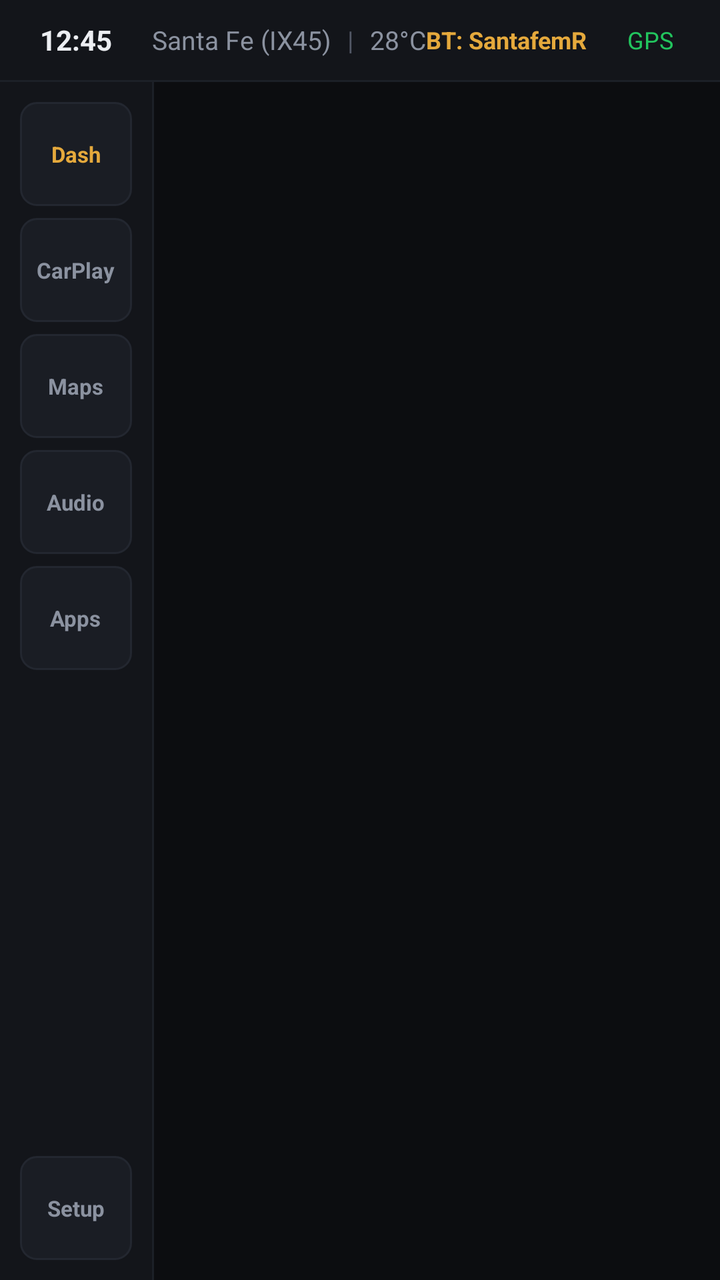
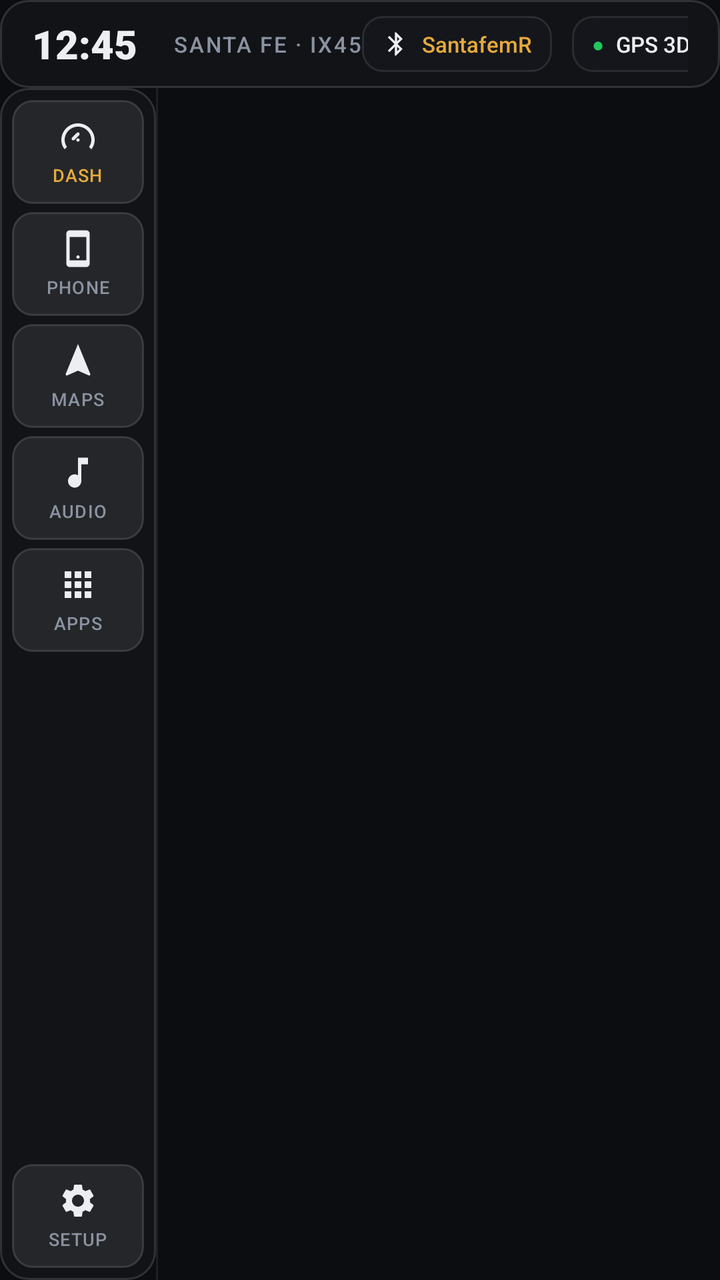

Two renders of the same Android screen: before a commit and after it. Below are the layout's source before the change and the commit's diff.
<!-- AndroidManifest.xml: application theme Theme.ApexDrive -->
<!-- res/layout/activity_main.xml -->
<?xml version="1.0" encoding="utf-8"?>
<LinearLayout xmlns:android="http://schemas.android.com/apk/res/android"
    android:layout_width="match_parent"
    android:layout_height="match_parent"
    android:orientation="vertical"
    android:background="@color/cockpit_surface_base">

    
    <LinearLayout
        android:id="@+id/headerBar"
        android:layout_width="match_parent"
        android:layout_height="40dp"
        android:orientation="horizontal"
        android:gravity="center_vertical"
        android:background="@color/cockpit_surface_panel"
        android:paddingStart="20dp"
        android:paddingEnd="20dp">

        <TextView
            android:id="@+id/tvClock"
            android:layout_width="wrap_content"
            android:layout_height="wrap_content"
            android:text="12:45"
            android:textColor="@color/cockpit_text_primary"
            android:textSize="14sp"
            android:textStyle="bold" />

        <TextView
            android:id="@+id/tvVehicleModel"
            android:layout_width="wrap_content"
            android:layout_height="wrap_content"
            android:layout_marginStart="20dp"
            android:text="Santa Fe (IX45)"
            android:textColor="@color/cockpit_text_secondary"
            android:textSize="13sp" />

        <TextView
            android:layout_width="wrap_content"
            android:layout_height="wrap_content"
            android:layout_marginStart="8dp"
            android:text="|"
            android:textColor="@color/cockpit_text_tertiary"
            android:textSize="13sp" />

        <TextView
            android:id="@+id/tvTemp"
            android:layout_width="wrap_content"
            android:layout_height="wrap_content"
            android:layout_marginStart="8dp"
            android:text="28°C"
            android:textColor="@color/cockpit_text_secondary"
            android:textSize="13sp" />

        <View
            android:layout_width="0dp"
            android:layout_height="1dp"
            android:layout_weight="1" />

        
        <TextView
            android:id="@+id/tvHeaderBluetooth"
            android:layout_width="wrap_content"
            android:layout_height="wrap_content"
            android:text="BT: SantafemR"
            android:textColor="@color/accent_amber"
            android:textSize="12sp"
            android:textStyle="bold" />

        
        <TextView
            android:id="@+id/tvGpsStatus"
            android:layout_width="wrap_content"
            android:layout_height="wrap_content"
            android:layout_marginStart="20dp"
            android:text="GPS 3D"
            android:textColor="@color/status_active"
            android:textSize="12sp" />

    </LinearLayout>

    <View
        android:layout_width="match_parent"
        android:layout_height="1dp"
        android:background="@color/cockpit_surface_border_subtle" />

    
    <LinearLayout
        android:layout_width="match_parent"
        android:layout_height="0dp"
        android:layout_weight="1"
        android:orientation="horizontal">

        
        <LinearLayout
            android:id="@+id/driverRail"
            android:layout_width="76dp"
            android:layout_height="match_parent"
            android:orientation="vertical"
            android:gravity="center_horizontal"
            android:background="@color/cockpit_surface_panel"
            android:paddingTop="10dp"
            android:paddingBottom="10dp">

            <LinearLayout
                android:id="@+id/railBtnDash"
                android:layout_width="56dp"
                android:layout_height="52dp"
                android:orientation="vertical"
                android:gravity="center"
                android:background="@drawable/bg_elevated_btn"
                android:clickable="true"
                android:focusable="true">
                <TextView
                    android:id="@+id/tvDashLabel"
                    android:layout_width="wrap_content"
                    android:layout_height="wrap_content"
                    android:text="Dash"
                    android:textColor="@color/accent_amber"
                    android:textSize="11sp"
                    android:textStyle="bold" />
            </LinearLayout>

            <LinearLayout
                android:id="@+id/railBtnCarPlay"
                android:layout_width="56dp"
                android:layout_height="52dp"
                android:layout_marginTop="6dp"
                android:orientation="vertical"
                android:gravity="center"
                android:background="@drawable/bg_elevated_btn"
                android:clickable="true"
                android:focusable="true">
                <TextView
                    android:id="@+id/tvCarPlayLabel"
                    android:layout_width="wrap_content"
                    android:layout_height="wrap_content"
                    android:text="CarPlay"
                    android:textColor="@color/cockpit_text_secondary"
                    android:textSize="11sp"
                    android:textStyle="bold" />
            </LinearLayout>

            <LinearLayout
                android:id="@+id/railBtnMaps"
                android:layout_width="56dp"
                android:layout_height="52dp"
                android:layout_marginTop="6dp"
                android:orientation="vertical"
                android:gravity="center"
                android:background="@drawable/bg_elevated_btn"
                android:clickable="true"
                android:focusable="true">
                <TextView
                    android:id="@+id/tvMapsLabel"
                    android:layout_width="wrap_content"
                    android:layout_height="wrap_content"
                    android:text="Maps"
                    android:textColor="@color/cockpit_text_secondary"
                    android:textSize="11sp"
                    android:textStyle="bold" />
            </LinearLayout>

            <LinearLayout
                android:id="@+id/railBtnAudio"
                android:layout_width="56dp"
                android:layout_height="52dp"
                android:layout_marginTop="6dp"
                android:orientation="vertical"
                android:gravity="center"
                android:background="@drawable/bg_elevated_btn"
                android:clickable="true"
                android:focusable="true">
                <TextView
                    android:id="@+id/tvAudioLabel"
                    android:layout_width="wrap_content"
                    android:layout_height="wrap_content"
                    android:text="Audio"
                    android:textColor="@color/cockpit_text_secondary"
                    android:textSize="11sp"
                    android:textStyle="bold" />
            </LinearLayout>

            <LinearLayout
                android:id="@+id/railBtnApps"
                android:layout_width="56dp"
                android:layout_height="52dp"
                android:layout_marginTop="6dp"
                android:orientation="vertical"
                android:gravity="center"
                android:background="@drawable/bg_elevated_btn"
                android:clickable="true"
                android:focusable="true">
                <TextView
                    android:id="@+id/tvAppsLabel"
                    android:layout_width="wrap_content"
                    android:layout_height="wrap_content"
                    android:text="Apps"
                    android:textColor="@color/cockpit_text_secondary"
                    android:textSize="11sp"
                    android:textStyle="bold" />
            </LinearLayout>

            <View
                android:layout_width="1dp"
                android:layout_height="0dp"
                android:layout_weight="1" />

            <LinearLayout
                android:id="@+id/railBtnSetup"
                android:layout_width="56dp"
                android:layout_height="52dp"
                android:orientation="vertical"
                android:gravity="center"
                android:background="@drawable/bg_elevated_btn"
                android:clickable="true"
                android:focusable="true">
                <TextView
                    android:id="@+id/tvSetupLabel"
                    android:layout_width="wrap_content"
                    android:layout_height="wrap_content"
                    android:text="Setup"
                    android:textColor="@color/cockpit_text_secondary"
                    android:textSize="11sp"
                    android:textStyle="bold" />
            </LinearLayout>

        </LinearLayout>

        <View
            android:layout_width="1dp"
            android:layout_height="match_parent"
            android:background="@color/cockpit_surface_border_subtle" />

        
        <FrameLayout
            android:id="@+id/viewContainer"
            android:layout_width="0dp"
            android:layout_height="match_parent"
            android:layout_weight="1" />

    </LinearLayout>

</LinearLayout>
<!-- resources referenced by this layout -->
<resources>
  <color name="cockpit_text_tertiary">#525866</color>
  <!-- drawable bg_elevated_btn (drawable) -->
  <?xml version="1.0" encoding="utf-8"?>
  <selector xmlns:android="http://schemas.android.com/apk/res/android">
      <item android:state_pressed="true">
          <shape android:shape="rectangle">
              <solid android:color="@color/cockpit_surface_border" />
              <corners android:radius="8dp" />
          </shape>
      </item>
      <item>
          <shape android:shape="rectangle">
              <solid android:color="@color/cockpit_surface_elevated" />
              <stroke android:width="1dp" android:color="@color/cockpit_surface_border" />
              <corners android:radius="8dp" />
          </shape>
      </item>
  </selector>
  <color name="cockpit_surface_border">#232730</color>
  <color name="cockpit_surface_elevated">#1A1D24</color>
  <!-- unchanged entries left out for length: 8 -->
</resources>

<!-- the commit's change to res/layout/activity_main.xml (unified diff, before → after) -->
@@ -9,47 +9,34 @@
     <LinearLayout
         android:id="@+id/headerBar"
         android:layout_width="match_parent"
-        android:layout_height="40dp"
+        android:layout_height="44dp"
         android:orientation="horizontal"
         android:gravity="center_vertical"
-        android:background="@color/cockpit_surface_panel"
-        android:paddingStart="20dp"
-        android:paddingEnd="20dp">
-
+        android:background="@drawable/bg_panel"
+        android:paddingStart="16dp"
+        android:paddingEnd="16dp">
+
+        
         <TextView
             android:id="@+id/tvClock"
             android:layout_width="wrap_content"
             android:layout_height="wrap_content"
             android:text="12:45"
             android:textColor="@color/cockpit_text_primary"
-            android:textSize="14sp"
-            android:textStyle="bold" />
-
+            android:textSize="20sp"
+            android:fontFamily="sans-serif-black" />
+
+        
         <TextView
             android:id="@+id/tvVehicleModel"
             android:layout_width="wrap_content"
             android:layout_height="wrap_content"
-            android:layout_marginStart="20dp"
-            android:text="Santa Fe (IX45)"
+            android:layout_marginStart="18dp"
+            android:text="SANTA FE · IX45"
             android:textColor="@color/cockpit_text_secondary"
-            android:textSize="13sp" />
-
-        <TextView
-            android:layout_width="wrap_content"
-            android:layout_height="wrap_content"
-            android:layout_marginStart="8dp"
-            android:text="|"
-            android:textColor="@color/cockpit_text_tertiary"
-            android:textSize="13sp" />
-
-        <TextView
-            android:id="@+id/tvTemp"
-            android:layout_width="wrap_content"
-            android:layout_height="wrap_content"
-            android:layout_marginStart="8dp"
-            android:text="28°C"
-            android:textColor="@color/cockpit_text_secondary"
-            android:textSize="13sp" />
+            android:textSize="11sp"
+            android:fontFamily="sans-serif-medium"
+            android:letterSpacing="0.08" />
 
         <View
             android:layout_width="0dp"
@@ -57,31 +44,66 @@
             android:layout_weight="1" />
 
         
-        <TextView
-            android:id="@+id/tvHeaderBluetooth"
+        <LinearLayout
+            android:id="@+id/pillHeaderBluetooth"
             android:layout_width="wrap_content"
-            android:layout_height="wrap_content"
-            android:text="BT: SantafemR"
-            android:textColor="@color/accent_amber"
-            android:textSize="12sp"
-            android:textStyle="bold" />
-
-        
-        <TextView
-            android:id="@+id/tvGpsStatus"
+            android:layout_height="28dp"
+            android:orientation="horizontal"
+            android:gravity="center_vertical"
+            android:background="@drawable/bg_card_inner"
+            android:paddingStart="10dp"
+            android:paddingEnd="10dp"
+            android:clickable="true"
+            android:focusable="true">
+
+            <ImageView
+                android:id="@+id/ivHeaderBtIcon"
+                android:layout_width="14dp"
+                android:layout_height="14dp"
+                android:src="@drawable/ic_nav_bluetooth"
+                android:contentDescription="Bluetooth" />
+
+            <TextView
+                android:id="@+id/tvHeaderBluetooth"
+                android:layout_width="wrap_content"
+                android:layout_height="wrap_content"
+                android:layout_marginStart="6dp"
+                android:text="SantafemR"
+                android:textColor="@color/accent_amber"
+                android:textSize="11sp"
+                android:fontFamily="sans-serif-medium" />
+        </LinearLayout>
+
+        
+        <LinearLayout
             android:layout_width="wrap_content"
-            android:layout_height="wrap_content"
-            android:layout_marginStart="20dp"
-            android:text="GPS 3D"
-            android:textColor="@color/status_active"
-            android:textSize="12sp" />
+            android:layout_height="28dp"
+            android:layout_marginStart="10dp"
+            android:orientation="horizontal"
+            android:gravity="center_vertical"
+            android:background="@drawable/bg_card_inner"
+            android:paddingStart="10dp"
+            android:paddingEnd="10dp">
+
+            <TextView
+                android:layout_width="wrap_content"
+                android:layout_height="wrap_content"
+                android:text="●"
+                android:textColor="@color/status_active"
+                android:textSize="10sp" />
+
+            <TextView
+                android:id="@+id/tvGpsStatus"
+                android:layout_width="wrap_content"
+                android:layout_height="wrap_content"
+                android:layout_marginStart="6dp"
+                android:text="GPS 3D"
+                android:textColor="@color/cockpit_text_primary"
+                android:textSize="11sp"
+                android:fontFamily="sans-serif-medium" />
+        </LinearLayout>
 
     </LinearLayout>
-
-    <View
-        android:layout_width="match_parent"
-        android:layout_height="1dp"
-        android:background="@color/cockpit_surface_border_subtle" />
 
     
     <LinearLayout
@@ -93,139 +115,207 @@
         
         <LinearLayout
             android:id="@+id/driverRail"
-            android:layout_width="76dp"
+            android:layout_width="78dp"
             android:layout_height="match_parent"
             android:orientation="vertical"
             android:gravity="center_horizontal"
-            android:background="@color/cockpit_surface_panel"
-            android:paddingTop="10dp"
-            android:paddingBottom="10dp">
-
+            android:background="@drawable/bg_panel"
+            android:paddingTop="6dp"
+            android:paddingBottom="6dp">
+
+            
             <LinearLayout
                 android:id="@+id/railBtnDash"
-                android:layout_width="56dp"
-                android:layout_height="52dp"
-                android:orientation="vertical"
-                android:gravity="center"
-                android:background="@drawable/bg_elevated_btn"
-                android:clickable="true"
-                android:focusable="true">
+                android:layout_width="66dp"
+                android:layout_height="52dp"
+                android:orientation="vertical"
+                android:gravity="center"
+                android:background="@drawable/bg_elevated_btn"
+                android:clickable="true"
+                android:focusable="true">
+
+                <ImageView
+                    android:id="@+id/ivDashIcon"
+                    android:layout_width="20dp"
+                    android:layout_height="20dp"
+                    android:src="@drawable/ic_nav_dash"
+                    android:contentDescription="Dash" />
+
                 <TextView
                     android:id="@+id/tvDashLabel"
                     android:layout_width="wrap_content"
                     android:layout_height="wrap_content"
-                    android:text="Dash"
+                    android:layout_marginTop="3dp"
+                    android:text="DASH"
                     android:textColor="@color/accent_amber"
-                    android:textSize="11sp"
-                    android:textStyle="bold" />
-            </LinearLayout>
-
+                    android:textSize="9sp"
+                    android:fontFamily="sans-serif-medium"
+                    android:letterSpacing="0.05" />
+            </LinearLayout>
+
+            
             <LinearLayout
                 android:id="@+id/railBtnCarPlay"
-                android:layout_width="56dp"
-                android:layout_height="52dp"
-                android:layout_marginTop="6dp"
-                android:orientation="vertical"
-                android:gravity="center"
-                android:background="@drawable/bg_elevated_btn"
-                android:clickable="true"
-                android:focusable="true">
+                android:layout_width="66dp"
+                android:layout_height="52dp"
+                android:layout_marginTop="4dp"
+                android:orientation="vertical"
+                android:gravity="center"
+                android:background="@drawable/bg_elevated_btn"
+                android:clickable="true"
+                android:focusable="true">
+
+                <ImageView
+                    android:id="@+id/ivCarPlayIcon"
+                    android:layout_width="20dp"
+                    android:layout_height="20dp"
+                    android:src="@drawable/ic_nav_carplay"
+                    android:contentDescription="CarPlay" />
+
                 <TextView
                     android:id="@+id/tvCarPlayLabel"
                     android:layout_width="wrap_content"
                     android:layout_height="wrap_content"
-                    android:text="CarPlay"
-                    android:textColor="@color/cockpit_text_secondary"
-                    android:textSize="11sp"
-                    android:textStyle="bold" />
-            </LinearLayout>
-
+                    android:layout_marginTop="3dp"
+                    android:text="PHONE"
+                    android:textColor="@color/cockpit_text_secondary"
+                    android:textSize="9sp"
+                    android:fontFamily="sans-serif-medium"
+                    android:letterSpacing="0.05" />
+            </LinearLayout>
+
+            
             <LinearLayout
                 android:id="@+id/railBtnMaps"
-                android:layout_width="56dp"
-                android:layout_height="52dp"
-                android:layout_marginTop="6dp"
-                android:orientation="vertical"
-                android:gravity="center"
-                android:background="@drawable/bg_elevated_btn"
-                android:clickable="true"
-                android:focusable="true">
+                android:layout_width="66dp"
+                android:layout_height="52dp"
+                android:layout_marginTop="4dp"
+                android:orientation="vertical"
+                android:gravity="center"
+                android:background="@drawable/bg_elevated_btn"
+                android:clickable="true"
+                android:focusable="true">
+
+                <ImageView
+                    android:id="@+id/ivMapsIcon"
+                    android:layout_width="20dp"
+                    android:layout_height="20dp"
+                    android:src="@drawable/ic_nav_maps"
+                    android:contentDescription="Maps" />
+
                 <TextView
                     android:id="@+id/tvMapsLabel"
                     android:layout_width="wrap_content"
                     android:layout_height="wrap_content"
-                    android:text="Maps"
-                    android:textColor="@color/cockpit_text_secondary"
-                    android:textSize="11sp"
-                    android:textStyle="bold" />
-            </LinearLayout>
-
+                    android:layout_marginTop="3dp"
+                    android:text="MAPS"
+                    android:textColor="@color/cockpit_text_secondary"
+                    android:textSize="9sp"
+                    android:fontFamily="sans-serif-medium"
+                    android:letterSpacing="0.05" />
+            </LinearLayout>
+
+            
             <LinearLayout
                 android:id="@+id/railBtnAudio"
-                android:layout_width="56dp"
-                android:layout_height="52dp"
-                android:layout_marginTop="6dp"
-                android:orientation="vertical"
-                android:gravity="center"
-                android:background="@drawable/bg_elevated_btn"
-                android:clickable="true"
-                android:focusable="true">
+                android:layout_width="66dp"
+                android:layout_height="52dp"
+                android:layout_marginTop="4dp"
+                android:orientation="vertical"
+                android:gravity="center"
+                android:background="@drawable/bg_elevated_btn"
+                android:clickable="true"
+                android:focusable="true">
+
+                <ImageView
+                    android:id="@+id/ivAudioIcon"
+                    android:layout_width="20dp"
+                    android:layout_height="20dp"
+                    android:src="@drawable/ic_nav_audio"
+                    android:contentDescription="Audio" />
+
                 <TextView
                     android:id="@+id/tvAudioLabel"
                     android:layout_width="wrap_content"
                     android:layout_height="wrap_content"
-                    android:text="Audio"
-                    android:textColor="@color/cockpit_text_secondary"
-                    android:textSize="11sp"
-                    android:textStyle="bold" />
-            </LinearLayout>
-
+                    android:layout_marginTop="3dp"
+                    android:text="AUDIO"
+                    android:textColor="@color/cockpit_text_secondary"
+                    android:textSize="9sp"
+                    android:fontFamily="sans-serif-medium"
+                    android:letterSpacing="0.05" />
+            </LinearLayout>
+
+            
             <LinearLayout
                 android:id="@+id/railBtnApps"
-                android:layout_width="56dp"
-                android:layout_height="52dp"
-                android:layout_marginTop="6dp"
-                android:orientation="vertical"
-                android:gravity="center"
-                android:background="@drawable/bg_elevated_btn"
-                android:clickable="true"
-                android:focusable="true">
+                android:layout_width="66dp"
+                android:layout_height="52dp"
+                android:layout_marginTop="4dp"
+                android:orientation="vertical"
+                android:gravity="center"
+                android:background="@drawable/bg_elevated_btn"
+                android:clickable="true"
+                android:focusable="true">
+
+                <ImageView
+                    android:id="@+id/ivAppsIcon"
+                    android:layout_width="20dp"
+                    android:layout_height="20dp"
+                    android:src="@drawable/ic_nav_apps"
+                    android:contentDescription="Apps" />
+
                 <TextView
                     android:id="@+id/tvAppsLabel"
                     android:layout_width="wrap_content"
                     android:layout_height="wrap_content"
-                    android:text="Apps"
-                    android:textColor="@color/cockpit_text_secondary"
-                    android:textSize="11sp"
-                    android:textStyle="bold" />
-            </LinearLayout>
-
+                    android:layout_marginTop="3dp"
+                    android:text="APPS"
+                    android:textColor="@color/cockpit_text_secondary"
+                    android:textSize="9sp"
+                    android:fontFamily="sans-serif-medium"
+                    android:letterSpacing="0.05" />
+            </LinearLayout>
+
+            
             <View
                 android:layout_width="1dp"
                 android:layout_height="0dp"
                 android:layout_weight="1" />
 
+            
             <LinearLayout
                 android:id="@+id/railBtnSetup"
-                android:layout_width="56dp"
-                android:layout_height="52dp"
-                android:orientation="vertical"
-                android:gravity="center"
-                android:background="@drawable/bg_elevated_btn"
-                android:clickable="true"
-                android:focusable="true">
+                android:layout_width="66dp"
+                android:layout_height="52dp"
+                android:orientation="vertical"
+                android:gravity="center"
+                android:background="@drawable/bg_elevated_btn"
+                android:clickable="true"
+                android:focusable="true">
+
+                <ImageView
+                    android:id="@+id/ivSetupIcon"
+                    android:layout_width="20dp"
+                    android:layout_height="20dp"
+                    android:src="@drawable/ic_nav_setup"
+                    android:contentDescription="Setup" />
+
                 <TextView
                     android:id="@+id/tvSetupLabel"
                     android:layout_width="wrap_content"
                     android:layout_height="wrap_content"
-                    android:text="Setup"
-                    android:textColor="@color/cockpit_text_secondary"
-                    android:textSize="11sp"
-                    android:textStyle="bold" />
+                    android:layout_marginTop="3dp"
+                    android:text="SETUP"
+                    android:textColor="@color/cockpit_text_secondary"
+                    android:textSize="9sp"
+                    android:fontFamily="sans-serif-medium"
+                    android:letterSpacing="0.05" />
             </LinearLayout>
 
         </LinearLayout>
 
+        
         <View
             android:layout_width="1dp"
             android:layout_height="match_parent"
<!-- resource entries referenced after the edit -->
@@ -1,25 +1,129 @@
 <!-- resources referenced by this layout -->
 <resources>
-  <color name="cockpit_text_tertiary">#525866</color>
+  <!-- drawable bg_card_inner (drawable) -->
+  <?xml version="1.0" encoding="utf-8"?>
+  <shape xmlns:android="http://schemas.android.com/apk/res/android"
+      android:shape="rectangle">
+      
+      <solid android:color="#77181B22" />
+      <stroke
+          android:width="1dp"
+          android:color="#1AFFFFFF" />
+      <corners android:radius="10dp" />
+  </shape>
   <!-- drawable bg_elevated_btn (drawable) -->
   <?xml version="1.0" encoding="utf-8"?>
   <selector xmlns:android="http://schemas.android.com/apk/res/android">
       <item android:state_pressed="true">
           <shape android:shape="rectangle">
-              <solid android:color="@color/cockpit_surface_border" />
-              <corners android:radius="8dp" />
+              <solid android:color="#44FFFFFF" />
+              <stroke android:width="1dp" android:color="#66FFFFFF" />
+              <corners android:radius="10dp" />
+          </shape>
+      </item>
+      <item android:state_focused="true">
+          <shape android:shape="rectangle">
+              <solid android:color="#33FFFFFF" />
+              <stroke android:width="1dp" android:color="#55FFFFFF" />
+              <corners android:radius="10dp" />
           </shape>
       </item>
       <item>
           <shape android:shape="rectangle">
-              <solid android:color="@color/cockpit_surface_elevated" />
-              <stroke android:width="1dp" android:color="@color/cockpit_surface_border" />
-              <corners android:radius="8dp" />
+              <solid android:color="#14FFFFFF" />
+              <stroke android:width="1dp" android:color="#22FFFFFF" />
+              <corners android:radius="10dp" />
           </shape>
       </item>
   </selector>
-  <color name="cockpit_surface_border">#232730</color>
-  <color name="cockpit_surface_elevated">#1A1D24</color>
+  <!-- drawable bg_panel (drawable) -->
+  <?xml version="1.0" encoding="utf-8"?>
+  <shape xmlns:android="http://schemas.android.com/apk/res/android"
+      android:shape="rectangle">
+      
+      <solid android:color="#E8121419" />
+      <stroke
+          android:width="1dp"
+          android:color="#24FFFFFF" />
+      <corners android:radius="14dp" />
+  </shape>
+  <!-- drawable ic_nav_apps (drawable) -->
+  <vector xmlns:android="http://schemas.android.com/apk/res/android"
+      android:width="24dp"
+      android:height="24dp"
+      android:viewportWidth="24"
+      android:viewportHeight="24">
+      
+      <path
+          android:fillColor="#ECEEF2"
+          android:pathData="M4,8h4V4H4v4zm6,12h4v-4h-4v4zm-6,0h4v-4H4v4zm0,-6h4v-4H4v4zm6,0h4v-4h-4v4zm6,-10v4h4V4h-4zm-6,4h4V4h-4v4zm6,6h4v-4h-4v4zm0,6h4v-4h-4v4z" />
+  </vector>
+  <!-- drawable ic_nav_audio (drawable) -->
+  <vector xmlns:android="http://schemas.android.com/apk/res/android"
+      android:width="24dp"
+      android:height="24dp"
+      android:viewportWidth="24"
+      android:viewportHeight="24">
+      
+      <path
+          android:fillColor="#ECEEF2"
+          android:pathData="M12,3v10.55c-0.59,-0.34 -1.27,-0.55 -2,-0.55 -2.21,0 -4,1.79 -4,4s1.79,4 4,4 4,-1.79 4,-4V7h4V3h-6z" />
+  </vector>
+  <!-- drawable ic_nav_bluetooth (drawable) -->
+  <vector xmlns:android="http://schemas.android.com/apk/res/android"
+      android:width="24dp"
+      android:height="24dp"
+      android:viewportWidth="24"
+      android:viewportHeight="24">
+      
+      <path
+          android:fillColor="#ECEEF2"
+          android:pathData="M17.71,7.71L12,2h-1v7.59L6.41,5 5,6.41 10.59,12 5,17.59 6.41,19 11,14.41V22h1l5.71,-5.71 -4.3,-4.29 4.3,-4.29zM13,5.83l1.88,1.88L13,9.59V5.83zm1.88,10.46L13,18.17v-3.76l1.88,1.88z" />
+  </vector>
+  <!-- drawable ic_nav_carplay (drawable) -->
+  <vector xmlns:android="http://schemas.android.com/apk/res/android"
+      android:width="24dp"
+      android:height="24dp"
+      android:viewportWidth="24"
+      android:viewportHeight="24">
+      
+      <path
+          android:fillColor="#ECEEF2"
+          android:pathData="M17,1.01L7,1c-1.1,0 -2,0.9 -2,2v18c0,1.1 0.9,2 2,2h10c1.1,0 2,-0.9 2,-2V3c0,-1.1 -0.9,-1.99 -2,-1.99zM17,19H7V5h10v14zM12,18c0.55,0 1,-0.45 1,-1s-0.45,-1 -1,-1 -1,0.45 -1,1 0.45,1 1,1z" />
+  </vector>
+  <!-- drawable ic_nav_dash (drawable) -->
+  <vector xmlns:android="http://schemas.android.com/apk/res/android"
+      android:width="24dp"
+      android:height="24dp"
+      android:viewportWidth="24"
+      android:viewportHeight="24">
+      
+      <path
+          android:fillColor="#ECEEF2"
+          android:pathData="M12,4C6.48,4 2,8.48 2,14c0,2.12 0.74,4.07 1.97,5.61l1.43,-1.43C4.54,16.94 4,15.53 4,14c0,-4.41 3.59,-8 8,-8s8,3.59 8,8c0,1.53 -0.54,2.94 -1.4,4.18l1.43,1.43C21.26,18.07 22,16.12 22,14C22,8.48 17.52,4 12,4zM12,13c-0.55,0 -1,0.45 -1,1c0,0.55 0.45,1 1,1s1,-0.45 1,-1C13,13.45 12.55,13 12,13zM11.29,9.71l-2.83,2.83c-0.39,0.39 -0.39,1.02 0,1.41 0.39,0.39 1.02,0.39 1.41,0l2.83,-2.83c0.39,-0.39 0.39,-1.02 0,-1.41C12.31,9.32 11.68,9.32 11.29,9.71z" />
+  </vector>
+  <!-- drawable ic_nav_maps (drawable) -->
+  <vector xmlns:android="http://schemas.android.com/apk/res/android"
+      android:width="24dp"
+      android:height="24dp"
+      android:viewportWidth="24"
+      android:viewportHeight="24">
+      
+      <path
+          android:fillColor="#ECEEF2"
+          android:pathData="M12,2L4.5,20.29l0.71,0.71L12,18l6.79,3 0.71,-0.71z" />
+  </vector>
+  <!-- drawable ic_nav_setup (drawable) -->
+  <vector xmlns:android="http://schemas.android.com/apk/res/android"
+      android:width="24dp"
+      android:height="24dp"
+      android:viewportWidth="24"
+      android:viewportHeight="24">
+      
+      <path
+          android:fillColor="#ECEEF2"
+          android:pathData="M19.14,12.94c0.04,-0.3 0.06,-0.61 0.06,-0.94 0,-0.32 -0.02,-0.64 -0.07,-0.94l2.03,-1.58c0.18,-0.14 0.23,-0.41 0.12,-0.61l-1.92,-3.32c-0.12,-0.22 -0.37,-0.29 -0.59,-0.22l-2.39,0.96c-0.5,-0.38 -1.03,-0.7 -1.62,-0.94L14.4,2.81c-0.04,-0.24 -0.24,-0.41 -0.48,-0.41h-3.84c-0.24,0 -0.43,0.17 -0.47,0.41L9.25,5.35C8.66,5.59 8.12,5.92 7.63,6.29L5.24,5.33c-0.22,-0.08 -0.47,0 -0.59,0.22L2.74,8.87c-0.12,0.21 -0.08,0.47 0.12,0.61l2.03,1.58c-0.05,0.3 -0.09,0.63 -0.09,0.94s0.02,0.64 0.07,0.94l-2.03,1.58c-0.18,0.14 -0.23,0.41 -0.12,0.61l1.92,3.32c0.12,0.22 0.37,0.29 0.59,0.22l2.39,-0.96c0.5,0.38 1.03,0.7 1.62,0.94l0.36,2.54c0.05,0.24 0.24,0.41 0.48,0.41h3.84c0.24,0 0.44,-0.17 0.47,-0.41l0.36,-2.54c0.59,-0.24 1.13,-0.56 1.62,-0.94l2.39,0.96c0.22,0.08 0.47,0 0.59,-0.22l1.92,-3.32c0.12,-0.22 0.07,-0.47 -0.12,-0.61l-2.01,-1.58zM12,15.6c-1.98,0 -3.6,-1.62 -3.6,-3.6s1.62,-3.6 3.6,-3.6 3.6,1.62 3.6,3.6 -1.62,3.6 -3.6,3.6z" />
+  </vector>
   <!-- unchanged entries left out for length: 8 -->
 </resources>
 
